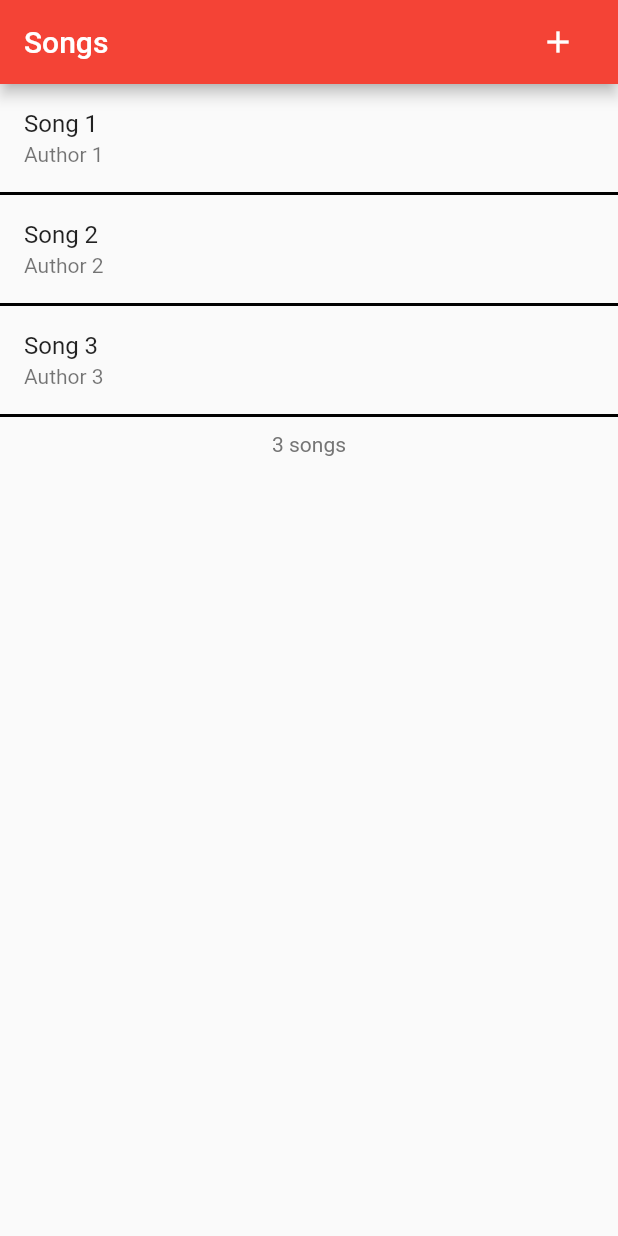
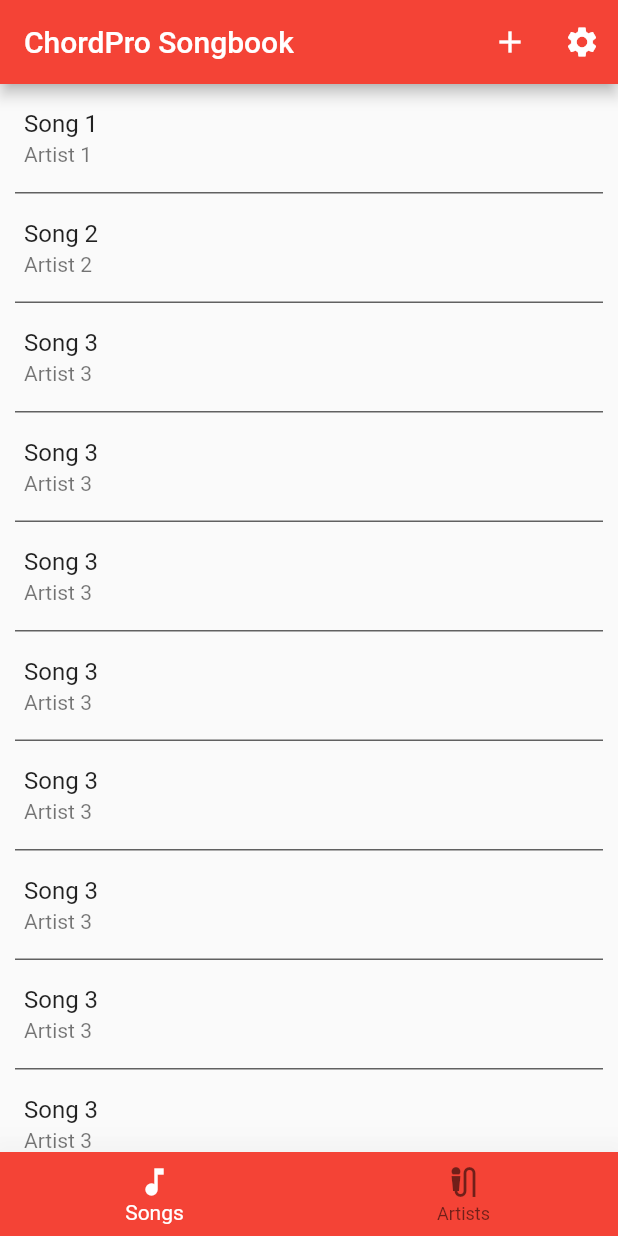
Before and after one commit to SentientCoffee/ChoproReader, a Flutter app: the screen it shows after launch, on a phone screen of 412 x 824 dp. Run offline on Flutter 3.47's test engine with Material 2 defaults, Android fonts, the phone set to English and light mode, and no system bars; drawn by our look-alikes of flutter_slidable; our stand-ins replace sqflite; accounts and stored records are empty.

Commit message:
[Add] Sort and song list per artist

```diff
--- /dev/null
+++ b/analysis_options.yaml
@@ -0,0 +1,3 @@
+linter:
+  rules:
+    - prefer_double_quotes
--- /dev/null
+++ b/lib/db_utils.dart
@@ -0,0 +1,17 @@
+import "package:sqflite/sqflite.dart";
+import "package:path/path.dart" as path;
+
+class DBUtils {
+  static Future<Database> init() async {
+    var database = openDatabase(
+      path.join(await getDatabasesPath(), "song_list.db"),
+      onCreate: (db, version) {
+        db.execute("CREATE TABLE song_list(id INTEGER PRIMARY KEY, title TEXT, artist TEXT)");
+        print("Created song_list database version $version!");
+      },
+      version: 1,
+    );
+
+    return database;
+  }
+}
--- a/lib/main.dart
+++ b/lib/main.dart
@@ -1,7 +1,7 @@
-import 'package:ChoproReader/pages/song_form.dart';
 import "package:flutter/material.dart";
 
-import 'pages/song_list.dart';
+import "package:ChoproReader/pages/main_scaffold.dart";
+import "package:ChoproReader/pages/song_form.dart";
 
 void main() => runApp(Application());
 
@@ -15,7 +15,7 @@ class Application extends StatelessWidget {
         primarySwatch: Colors.red,
         visualDensity: VisualDensity.adaptivePlatformDensity,
       ),
-      home: SongSelectPage(title: "Songs"),
+      home: MainScaffold(title: "ChordPro Songbook"),
       routes: {
         "/songForm": (context) => SongForm(),
       },
--- /dev/null
+++ b/lib/pages/artist_list.dart
@@ -0,0 +1,69 @@
+import "package:ChoproReader/song.dart";
+import "package:ChoproReader/pages/artist_song_scaffold.dart";
+import "package:flutter/material.dart";
+
+class ArtistListPage extends StatefulWidget {
+  final List<Song> songList;
+
+  ArtistListPage({this.songList});
+
+  @override
+  _ArtistListPageState createState() => _ArtistListPageState();
+}
+
+class _ArtistListPageState extends State<ArtistListPage> {
+  @override
+  Widget build(BuildContext context) {
+    List<String> artistList = [];
+    for (var song in widget.songList) {
+      if (artistList.contains(song.artist)) continue;
+      artistList.add(song.artist);
+    }
+
+    return ListView.separated(
+      itemCount: artistList.length + 1,
+      itemBuilder: (context, index) {
+        if (index == artistList.length) {
+          return Center(
+            child: Container(
+              padding: EdgeInsets.all(10.0),
+              child: Text(
+                "${artistList.length} artists",
+                style: TextStyle(
+                  color: Colors.grey[600],
+                ),
+              ),
+            ),
+          );
+        }
+
+        return GestureDetector(
+          onTap: () async {
+            List<Song> list = [];
+            for (var song in widget.songList) {
+              if (song.artist != artistList[index]) continue;
+              list.add(song);
+            }
+
+            var returnMsg = await Navigator.push(
+              context,
+              MaterialPageRoute(
+                builder: (context) => ArtistSongScaffold(artist: artistList[index], songList: list),
+              ),
+            );
+            if (returnMsg != null) print(returnMsg);
+          },
+          child: ListTile(title: Text(artistList[index])),
+        );
+      },
+      separatorBuilder: (context, index) => Container(
+        padding: EdgeInsets.symmetric(horizontal: 10.0),
+        child: Divider(
+          thickness: 1,
+          color: Colors.grey[700],
+          height: 2,
+        ),
+      ),
+    );
+  }
+}
--- /dev/null
+++ b/lib/pages/artist_song_scaffold.dart
@@ -0,0 +1,25 @@
+import "package:ChoproReader/pages/song_list.dart";
+import "package:ChoproReader/song.dart";
+import "package:flutter/material.dart";
+
+class ArtistSongScaffold extends StatefulWidget {
+  final String artist;
+  final List<Song> songList;
+
+  ArtistSongScaffold({this.artist, this.songList});
+
+  @override
+  _ArtistSongScaffoldState createState() => _ArtistSongScaffoldState();
+}
+
+class _ArtistSongScaffoldState extends State<ArtistSongScaffold> {
+  @override
+  Widget build(BuildContext context) {
+    return Scaffold(
+      appBar: AppBar(
+        title: Text(widget.artist),
+      ),
+      body: SongListPage(songList: widget.songList, showArtist: false),
+    );
+  }
+}
--- /dev/null
+++ b/lib/pages/main_scaffold.dart
@@ -0,0 +1,105 @@
+import "package:ChoproReader/song.dart";
+import "package:ChoproReader/pages/artist_list.dart";
+import "package:ChoproReader/pages/song_list.dart";
+
+import "package:flutter/material.dart";
+
+class MainScaffold extends StatefulWidget {
+  MainScaffold({Key key, this.title}) : super(key: key);
+  final String title;
+
+  @override
+  _MainScaffoldState createState() => _MainScaffoldState();
+}
+
+class _MainScaffoldState extends State<MainScaffold> {
+  int _bottomNavbarIndex = 0;
+
+  // @Temporary: implement as database
+  List<Song> songList = [
+    Song(title: "Song 1", artist: "Artist 1"),
+    Song(title: "Song 2", artist: "Artist 2"),
+    Song(title: "Song 3", artist: "Artist 3"),
+    Song(title: "Song 3", artist: "Artist 3"),
+    Song(title: "Song 3", artist: "Artist 3"),
+    Song(title: "Song 3", artist: "Artist 3"),
+    Song(title: "Song 3", artist: "Artist 3"),
+    Song(title: "Song 3", artist: "Artist 3"),
+    Song(title: "Song 3", artist: "Artist 3"),
+    Song(title: "Song 3", artist: "Artist 3"),
+    Song(title: "Song 3", artist: "Artist 3"),
+    Song(title: "Song 3", artist: "Artist 3"),
+    Song(title: "Song 3", artist: "Artist 3"),
+    Song(title: "Song 3", artist: "Artist 3"),
+    Song(title: "Song 3", artist: "Artist 3"),
+    Song(title: "Song 3", artist: "Artist 3"),
+    Song(title: "Song 3", artist: "Artist 3"),
+    Song(title: "Song 3", artist: "Artist 3"),
+    Song(title: "Song 3", artist: "Artist 3"),
+    Song(title: "Song 3", artist: "Artist 3"),
+    Song(title: "Song 3", artist: "Artist 3"),
+    Song(title: "Song 3", artist: "Artist 3"),
+    Song(title: "Song 3", artist: "Artist 3"),
+  ];
+
+  @override
+  Widget build(BuildContext context) {
+    return Scaffold(
+      appBar: AppBar(
+        title: Text(widget.title),
+        actions: [
+          IconButton(
+            icon: Icon(Icons.add),
+            onPressed: () async {
+              var returnMsg = await Navigator.pushNamed(context, "/songForm");
+              setState(() {
+                if (returnMsg != null) print(returnMsg);
+              });
+            },
+          ),
+          IconButton(
+            icon: Icon(Icons.settings),
+            onPressed: () async {
+              // @Incomplete: Add settings page
+              // var returnMsg = await Navigator.pushNamed(context, "/songForm");
+              // setState(() {
+              //   if (returnMsg != null) print(returnMsg);
+              // });
+            },
+          ),
+        ],
+      ),
+      body: () {
+        switch (_bottomNavbarIndex) {
+          case 0:
+            return SongListPage(songList: songList);
+            break;
+          case 1:
+            return ArtistListPage(songList: songList);
+            break;
+        }
+      }(),
+      bottomNavigationBar: BottomNavigationBar(
+        elevation: 24.0,
+        currentIndex: _bottomNavbarIndex,
+        backgroundColor: Theme.of(context).primaryColor,
+        selectedItemColor: Colors.white,
+        items: [
+          BottomNavigationBarItem(
+            label: "Songs",
+            icon: Icon(Icons.music_note),
+          ),
+          BottomNavigationBarItem(
+            label: "Artists",
+            icon: Icon(Icons.mic_external_on),
+          ),
+        ],
+        onTap: (index) {
+          setState(() {
+            _bottomNavbarIndex = index;
+          });
+        },
+      ),
+    );
+  }
+}
--- a/lib/pages/song_form.dart
+++ b/lib/pages/song_form.dart
@@ -1,5 +1,5 @@
-import 'package:ChoproReader/song.dart';
-import 'package:flutter/material.dart';
+import "package:ChoproReader/song.dart";
+import "package:flutter/material.dart";
 
 class SongForm extends StatefulWidget {
   SongForm({Key key}) : super(key: key);
@@ -43,7 +43,7 @@ class _SongFormState extends State<SongForm> {
 
     var _pageTitle = oldSong == null ? "Add song" : "Edit song";
     var _songTitle = oldSong?.title ?? "";
-    var _songAuthor = oldSong?.author ?? "";
+    var _songArtist = oldSong?.artist ?? "";
 
     return WillPopScope(
       onWillPop: () async {
@@ -81,11 +81,11 @@ class _SongFormState extends State<SongForm> {
                   onChanged: (text) => _songTitle = text,
                 ),
                 TextFormField(
-                  initialValue: _songAuthor,
+                  initialValue: _songArtist,
                   decoration: InputDecoration(
-                    labelText: "Author",
+                    labelText: "Artist",
                   ),
-                  onChanged: (text) => _songAuthor = text,
+                  onChanged: (text) => _songArtist = text,
                 ),
               ],
             ),
@@ -95,7 +95,7 @@ class _SongFormState extends State<SongForm> {
           child: Icon(Icons.save),
           onPressed: () {
             // @Incomplete: Implement returning song to song list, maybe implement database first?
-            Navigator.of(context).pop("Saving: ${Song(title: _songTitle, author: _songAuthor)}");
+            Navigator.of(context).pop("Saving: ${Song(title: _songTitle, artist: _songArtist)}");
           },
         ),
       ),
--- a/lib/pages/song_list.dart
+++ b/lib/pages/song_list.dart
@@ -3,16 +3,44 @@ import "package:ChoproReader/song.dart";
 import "package:flutter/material.dart";
 import "package:flutter_slidable/flutter_slidable.dart";
 
-class SongSelectPage extends StatefulWidget {
-  SongSelectPage({Key key, this.title}) : super(key: key);
-  final String title;
+class SongListPage extends StatefulWidget {
+  final List<Song> songList;
+  final bool showArtist;
+
+  SongListPage({this.songList, this.showArtist = true});
 
   @override
-  _SongSelectPageState createState() => _SongSelectPageState();
+  _SongListPageState createState() => _SongListPageState();
 }
 
-class _SongSelectPageState extends State<SongSelectPage> {
+class _SongListPageState extends State<SongListPage> {
   Offset _tapPosition;
+
+  Future<void> _tryEditSong(BuildContext context, Song song) async {
+    var returnMsg = await Navigator.pushNamed(context, "/songForm", arguments: song);
+    setState(() {
+      // @Borked: this needs to edit the song in the database
+      if (returnMsg != null) print(returnMsg);
+    });
+  }
+
+  Future<void> _tryDeleteSongFromList(BuildContext context, Song song) async {
+    var ret = await _showDeleteDialog(context, song);
+    if (!ret) return;
+
+    setState(() {
+      // @Borked: this needs to delete from the database
+      // widget.songList.remove(song);
+      print("Deleting song: $song");
+    });
+
+    Scaffold.of(context).showSnackBar(
+      SnackBar(
+        content: Text("Deleted \"${song.title}\" from song list"),
+        duration: Duration(seconds: 2),
+      ),
+    );
+  }
 
   Future<bool> _showDeleteDialog(BuildContext context, Song song) async {
     var ret = await showDialog<bool>(
@@ -42,55 +70,17 @@ class _SongSelectPageState extends State<SongSelectPage> {
     return ret ?? false;
   }
 
-  Future<void> _tryDeleteSongFromList(BuildContext context, Song song) async {
-    if (await _showDeleteDialog(context, song)) {
-      Scaffold.of(context).showSnackBar(
-        SnackBar(
-          content: Text("Deleted \"${song.title}\" from song list"),
-          duration: Duration(seconds: 2),
-        ),
-      );
-      setState(() {
-        songList.remove(song);
-      });
-    }
-  }
-
-  List<Song> songList = [
-    Song(title: "Song 1", author: "Author 1"),
-    Song(title: "Song 2", author: "Author 2"),
-    Song(title: "Song 3", author: "Author 3"),
-  ];
-
   @override
   Widget build(BuildContext context) {
-    return Scaffold(
-      appBar: AppBar(
-        title: Row(
-          mainAxisAlignment: MainAxisAlignment.spaceBetween,
-          children: [
-            Text(widget.title),
-            IconButton(
-              icon: Icon(Icons.add),
-              onPressed: () async {
-                var returnMsg = await Navigator.pushNamed(context, "/songForm");
-                setState(() {
-                  if (returnMsg != null) print(returnMsg);
-                });
-              },
-            ),
-          ],
-        ),
-      ),
-      body: ListView.separated(
-        itemCount: songList.length + 1,
+    return ListView.separated(
+      itemCount: widget.songList.length + 1,
       itemBuilder: (context, index) {
-          if (index == songList.length) {
+        if (index == widget.songList.length) {
           return Center(
             child: Container(
               padding: EdgeInsets.all(10.0),
               child: Text(
-                  "${songList.length} songs",
+                "${widget.songList.length} song${widget.songList.length != 1 ? "s" : ""}",
                 style: TextStyle(
                   color: Colors.grey[600],
                 ),
@@ -100,22 +90,11 @@ class _SongSelectPageState extends State<SongSelectPage> {
         }
 
         return GestureDetector(
-            child: Slidable(
-              actionPane: SlidableDrawerActionPane(),
-              child: SongWidget(song: songList[index]),
-              secondaryActions: [
-                IconSlideAction(
-                  icon: Icons.delete,
-                  color: Colors.red,
-                  onTap: () => _tryDeleteSongFromList(context, songList[index]),
-                ),
-              ],
-            ),
           onTapDown: (details) {
             _tapPosition = details.globalPosition;
           },
           onTap: () {
-              print(songList[index]);
+            print(widget.songList[index]);
           },
           onLongPress: () async {
             final RenderBox overlay = Overlay.of(context).context.findRenderObject();
@@ -135,26 +114,40 @@ class _SongSelectPageState extends State<SongSelectPage> {
             ).then((value) async {
               switch (value) {
                 case 0:
-                    var returnMsg = await Navigator.pushNamed(context, "/songForm", arguments: songList[index]);
-                    setState(() {
-                      if (returnMsg != null) print(returnMsg);
-                    });
+                  _tryEditSong(context, widget.songList[index]);
                   break;
                 case 1:
-                    _tryDeleteSongFromList(context, songList[index]);
+                  _tryDeleteSongFromList(context, widget.songList[index]);
                   break;
               }
             });
           },
+          child: Slidable(
+            actionPane: SlidableDrawerActionPane(),
+            child: SongWidget(song: widget.songList[index], showArtist: widget.showArtist),
+            secondaryActions: [
+              IconSlideAction(
+                icon: Icons.delete,
+                color: Colors.red,
+                onTap: () => _tryDeleteSongFromList(context, widget.songList[index]),
+              ),
+              IconSlideAction(
+                icon: Icons.edit,
+                color: Colors.blue,
+                onTap: () => _tryEditSong(context, widget.songList[index]),
+              ),
+            ],
+          ),
         );
       },
-        separatorBuilder: (context, index) => Divider(
-          thickness: 2,
-          color: Colors.black,
-          height: 2,
+      separatorBuilder: (context, index) => Container(
+        padding: EdgeInsets.symmetric(horizontal: 10.0),
+        child: Divider(
+          thickness: 1,
+          color: Colors.grey[700],
+          height: 1,
         ),
       ),
-      floatingActionButton: null,
     );
   }
 }
--- a/lib/song.dart
+++ b/lib/song.dart
@@ -1,27 +1,55 @@
+import "package:ChoproReader/db_utils.dart";
 import "package:flutter/material.dart";
 
 class Song {
   String title;
-  String author;
+  String artist;
 
-  Song({this.title, this.author});
+  Song({
+    @required this.title,
+    @required this.artist,
+  });
+
+  Song.fromDatabaseMap(Map<String, dynamic> map) {
+    title = map["title"] ?? "";
+    artist = map["artist"] ?? "";
+  }
+
+  Map<String, dynamic> toDatabaseMap() {
+    return {
+      "title": title,
+      "artist": artist,
+    };
+  }
 
   @override
   String toString() {
-    return "Song { title: $title, author: $author }";
+    return "Song { title: $title, artist: $artist }";
+  }
+}
+
+class SongModel {
+  static Future<List<Song>> getAllSongs() async {
+    final db = await DBUtils.init();
+    final List<Map<String, dynamic>> maps = await db.query("song_list");
+    return maps.map((song) => Song.fromDatabaseMap(song)).toList(growable: false);
   }
 }
 
 class SongWidget extends StatelessWidget {
   final Song song;
+  final bool showArtist;
 
-  SongWidget({this.song});
+  SongWidget({
+    this.song,
+    this.showArtist = true,
+  });
 
   @override
   Widget build(BuildContext context) {
     return ListTile(
       title: Text(song.title),
-      subtitle: Text(song.author),
+      subtitle: showArtist ? Text(song.artist) : null,
     );
   }
 }
--- a/pubspec.yaml
+++ b/pubspec.yaml
@@ -24,6 +24,7 @@ dependencies:
   flutter:
     sdk: flutter
   flutter_slidable:
+  sqflite:
 
 
   # The following adds the Cupertino Icons font to your application.
```
Also changed, not shown: 3 other files. Lines whose indentation alone changed are shown as unchanged.
